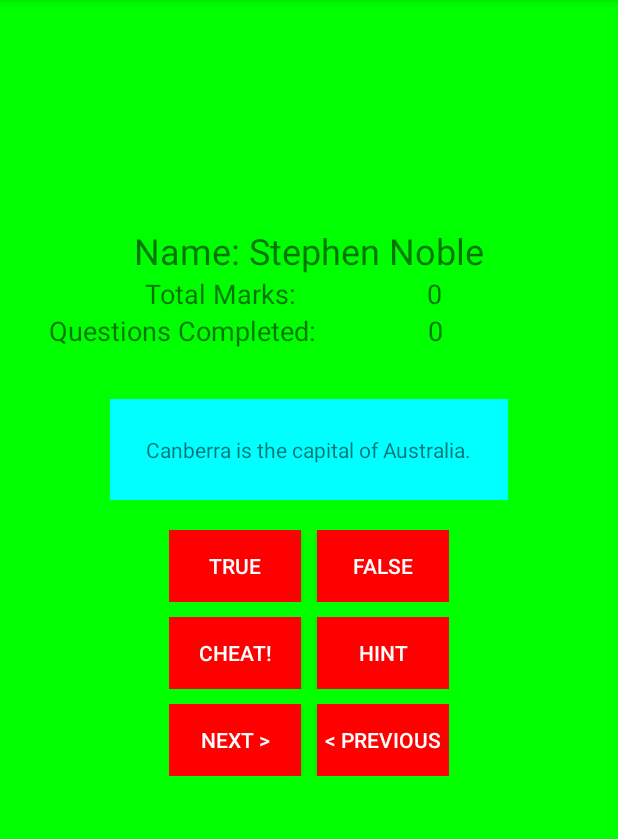
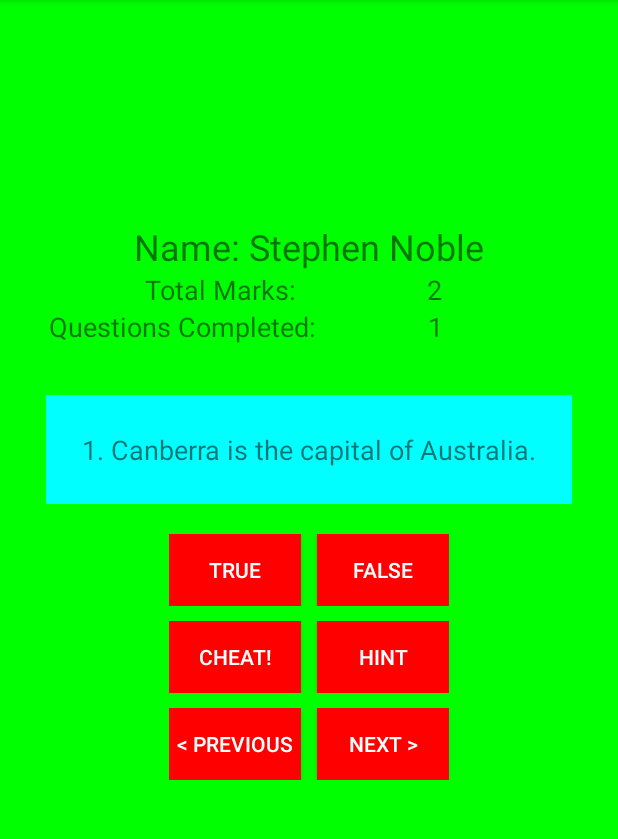
Before and after one commit to hsnoble/AndroidDev, an Android app: the screen it shows after launch (QuizActivity), after a tap on "TRUE", on a phone screen of 412 x 824 dp, the part 84-923 px from its top. Run offline under Robolectric (Android 15) with nearby library versions, the phone set to English and light mode, and no system bars.

Commit message:
Implemented cheat/completions sequence. Working properly

```diff
--- a/Assignment 2/GeoQuiz/app/src/main/java/com/bignerdranch/android/geoquiz/QuizActivity.java
+++ b/Assignment 2/GeoQuiz/app/src/main/java/com/bignerdranch/android/geoquiz/QuizActivity.java
@@ -22,6 +22,11 @@ public class QuizActivity extends AppCompatActivity {
     private Button mCheatButton;
     private TextView mQuestionTextView;
 
+    //Added
+    private TextView score;
+    private TextView questions_complete;
+    private Button hint;
+
     //points and other data
     private int point = 0;
 
@@ -39,6 +44,10 @@ public class QuizActivity extends AppCompatActivity {
     //Cheater bank - an array of booleans that determine which question the user cheated on
     private int sz = mQuestionBank.length;
     private boolean [] cheaterBank = new boolean [sz];
+    private boolean [] completedQuestions = new boolean [sz];
+    private int questionCompleteCount;
+    //hint
+    private boolean mHint;
 
     @Override
     protected void onCreate(Bundle savedInstanceState) {
@@ -47,7 +56,12 @@ public class QuizActivity extends AppCompatActivity {
         setContentView(R.layout.activity_quiz);
 
         //initialize cheat bank array
-        for(int x = 0; x < sz; x++) {cheaterBank[x] = false;}
+        for(int x = 0; x < sz; x++)
+        {
+            cheaterBank[x] = false;
+            completedQuestions[x] = false;
+        }
+        questionCompleteCount = 0;
 
         if (savedInstanceState != null) {
             mCurrentIndex = savedInstanceState.getInt(KEY_INDEX, 0);
@@ -91,6 +105,10 @@ public class QuizActivity extends AppCompatActivity {
                 startActivityForResult(intent, REQUEST_CODE_CHEAT);
             }
         });
+
+        //Score and progress
+        score = (TextView) findViewById(R.id.score);
+        questions_complete = (TextView) findViewById(R.id.q_completed);
 
         updateQuestion();
     }
@@ -154,24 +172,47 @@ public class QuizActivity extends AppCompatActivity {
         mQuestionTextView.setText(question);
     }
 
+    private boolean questionCompleted(int questionIndex)
+    {
+        return completedQuestions[questionIndex];
+    }
+    private void setQuestionCompleted(int questionIndex)
+    {
+        completedQuestions[questionIndex] = true;
+        questionCompleteCount++;
+    }
     private void checkAnswer(boolean userPressedTrue) {
         boolean answerIsTrue = mQuestionBank[mCurrentIndex].isAnswerTrue();
 
         int messageResId = 0;
-
+        boolean qComplete = questionCompleted(mCurrentIndex);
         //get info from cheat bank
+        if(!qComplete) {
             mIsCheater = cheaterBank[mCurrentIndex];
+            //check if question has been completed
             //check cheater
             if (mIsCheater) {
                 messageResId = R.string.judgment_toast;
+            } else if (mHint) {
+                point++;
             } else {
                 if (userPressedTrue == answerIsTrue) {
                     messageResId = R.string.correct_toast;
+                    point += 2;
                 } else {
                     messageResId = R.string.incorrect_toast;
+                    point--;
                 }
+                //Add score
+                score.setText(Integer.toString(point));
             }
-
+            setQuestionCompleted(mCurrentIndex);
+            questions_complete.setText(Integer.toString(questionCompleteCount));
+        }
+        else
+        {
+            messageResId = R.string.question_completed;
+        }
         Toast.makeText(this, messageResId, Toast.LENGTH_SHORT)
                 .show();
     }
--- a/Assignment 2/GeoQuiz/app/src/main/res/layout/activity_quiz.xml
+++ b/Assignment 2/GeoQuiz/app/src/main/res/layout/activity_quiz.xml
@@ -83,7 +83,8 @@
         android:layout_height="wrap_content"
         android:layout_marginBottom="20dp"
         android:background="#00ffff"
-        android:padding="24dp" />
+        android:padding="24dp"
+        android:textSize="18sp" />
 
     <LinearLayout
         android:layout_width="wrap_content"
@@ -144,25 +145,26 @@
         android:orientation="horizontal">
 
         <Button
+            android:id="@+id/prev"
+            android:layout_width="wrap_content"
+            android:layout_height="wrap_content"
+            android:layout_marginRight="5dp"
+            android:layout_weight="1"
+            android:background="#ff0000"
+            android:text="@string/prev_button"
+            android:textColor="#ffffff" />
+
+        <Button
             android:id="@+id/next_button"
             android:layout_width="wrap_content"
             android:layout_height="wrap_content"
-            android:layout_marginRight="5dp"
+            android:layout_marginLeft="5dp"
             android:layout_weight="1"
             android:background="#ff0000"
             android:drawablePadding="4dp"
             android:text="@string/next_button"
             android:textColor="#ffffff" />
 
-        <Button
-            android:id="@+id/prev"
-            android:layout_width="wrap_content"
-            android:layout_height="wrap_content"
-            android:layout_marginLeft="5dp"
-            android:layout_weight="1"
-            android:background="#ff0000"
-            android:text="@string/prev_button"
-            android:textColor="#ffffff" />
     </LinearLayout>
 
 </LinearLayout>
--- a/Assignment 2/GeoQuiz/app/src/main/res/values/strings.xml
+++ b/Assignment 2/GeoQuiz/app/src/main/res/values/strings.xml
@@ -1,24 +1,26 @@
 <resources>
     <string name="app_name">GeoQuiz</string>
-    <string name="question_australia">Canberra is the capital of Australia.</string>
-    <string name="question_oceans">The Pacific Ocean is larger than
+    <string name="question_australia">1. Canberra is the capital of Australia.</string>
+    <string name="question_oceans">2. The Pacific Ocean is larger than
         the Atlantic Ocean.</string>
-    <string name="question_mideast">The Suez Canal connects the Red Sea
+    <string name="question_mideast">3. The Suez Canal connects the Red Sea
         and the Indian Ocean.</string>
-    <string name="question_africa">The source of the Nile River is in Egypt.</string>
-    <string name="question_americas">The Amazon River is the longest river
+    <string name="question_africa">4. The source of the Nile River is in Egypt.</string>
+    <string name="question_americas">5. The Amazon River is the longest river
         in the Americas.</string>
-    <string name="question_asia">Lake Baikal is the world\'s oldest and deepest
+    <string name="question_asia">6. Lake Baikal is the world\'s oldest and deepest
         freshwater lake.</string>
     <string name="true_button">True</string>
     <string name="false_button">False</string>
     <string name="next_button"> Next &gt;</string>
     <string name="hint_button"> Hint </string>
     <string name="prev_button"> &lt; Previous</string>
-    <string name="correct_toast">Correct!</string>
-    <string name="incorrect_toast">Incorrect!</string>
+    <string name="correct_toast">+2 points</string>
+    <string name="correct_toast_hint">+1 point</string>
+    <string name="incorrect_toast">-1 point</string>
     <string name="warning_text">Are you sure you want to do this?</string>
     <string name="show_answer_button">Show Answer</string>
     <string name="cheat_button">Cheat!</string>
     <string name="judgment_toast">Cheating is wrong.</string>
+    <string name="question_completed">Question has been completed!</string>
 </resources>
```
Lines whose indentation alone changed are shown as unchanged.
